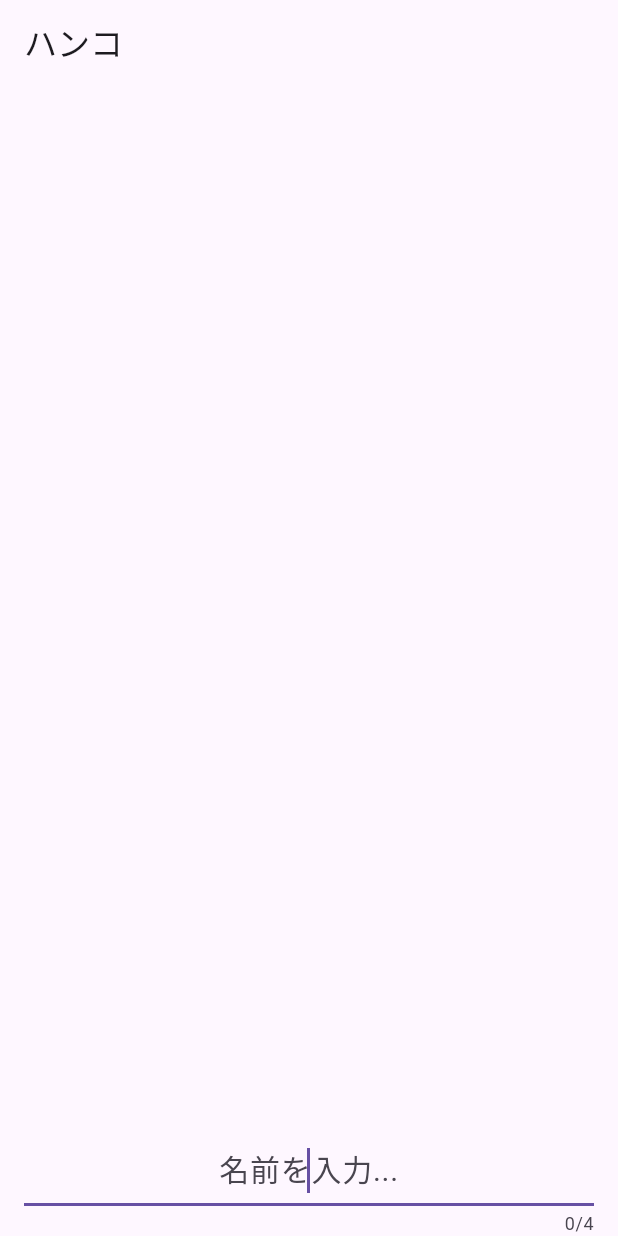
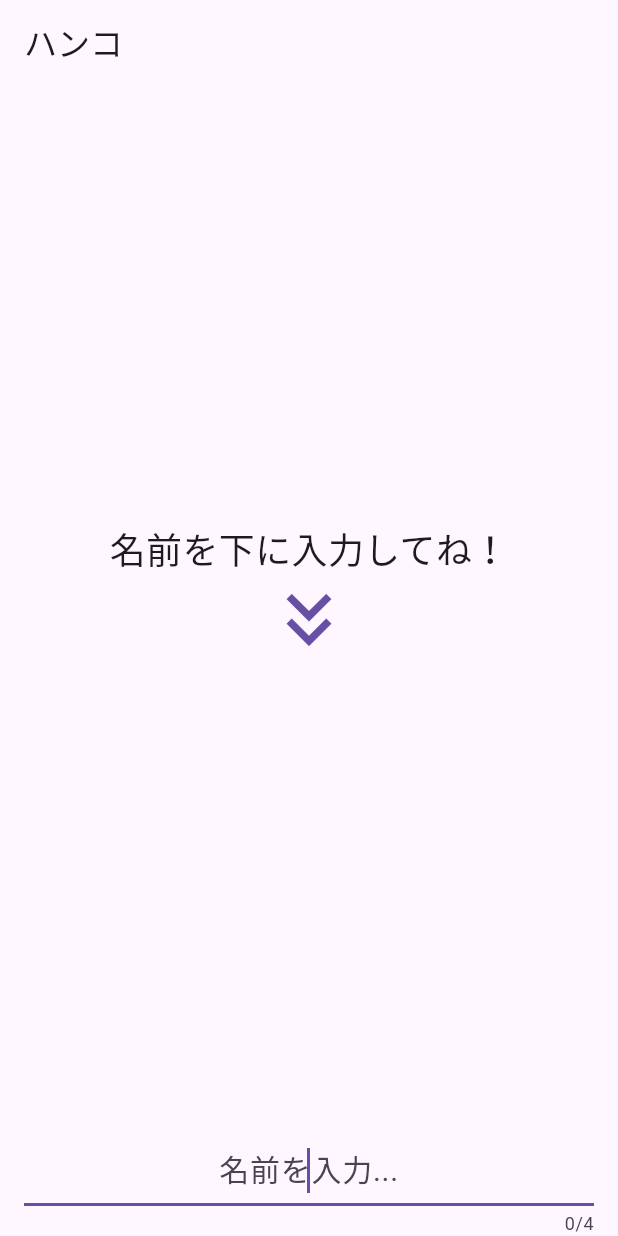
Before and after one commit to tk-hase/hanko_flutter, a Flutter app: the screen it shows after launch, on a phone screen of 412 x 824 dp. Run offline on Flutter 3.47's test engine with Material 3 defaults, Android fonts, the phone set to English and light mode, and no system bars.

Commit message:
feat: 名前未入力時に入力を促す表示を追加

```diff
--- a/lib/main.dart
+++ b/lib/main.dart
@@ -54,7 +54,7 @@ class _HomePageState extends State<HomePage> {
           padding: const EdgeInsets.symmetric(horizontal: 16.0),
           child: Column(
             children: [
-              _hanko(_nameString),
+              if (_nameString.isEmpty) _promptForInputName() else _hanko(_nameString),
               const SizedBox(height: 20.0),
               TextField(
                 maxLength: 4,
@@ -68,6 +68,25 @@ class _HomePageState extends State<HomePage> {
             ],
           ),
         ),
+      ),
+    );
+  }
+
+  Widget _promptForInputName() {
+    return Expanded(
+      child: Column(
+        mainAxisAlignment: MainAxisAlignment.center,
+        children: [
+          const Text(
+            "名前を下に入力してね！",
+            style: TextStyle(fontSize: 24),
+          ),
+          Icon(
+            Icons.keyboard_double_arrow_down,
+            size: 60,
+            color: Theme.of(context).primaryColor,
+          ),
+        ],
       ),
     );
   }
```
